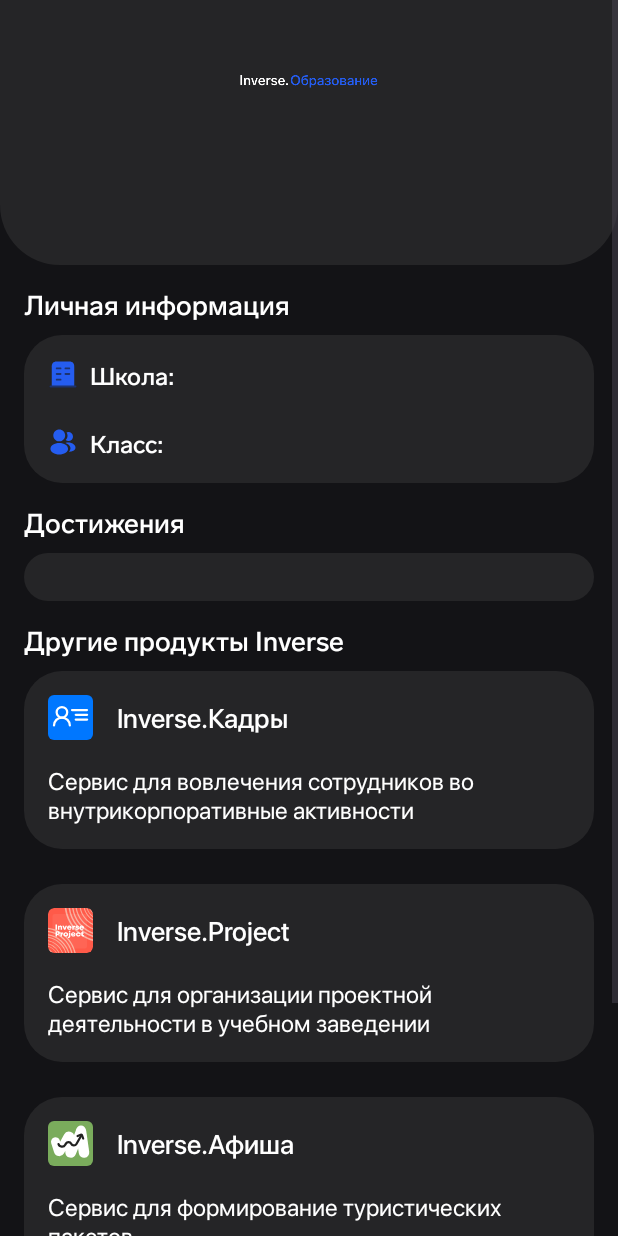
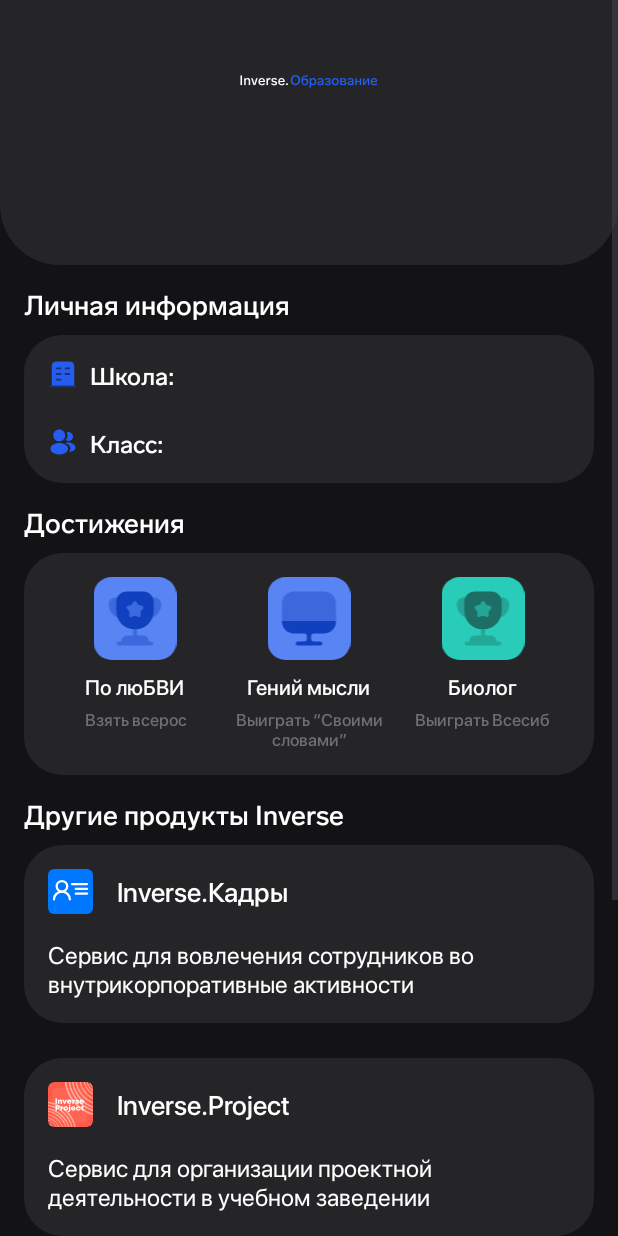
Before and after one commit to InverseTeam/Education-Urbaton, an Android app: the fragment ProfileFragment shown on its own in the app's theme, on a phone screen of 412 x 824 dp. Run offline under Robolectric (Android 15) with nearby library versions, the phone set to English and light mode, and no system bars.

Commit message:
create UI achiv

```diff
--- /dev/null
+++ b/app/src/main/res/drawable/icon_ach_1.xml
@@ -0,0 +1,32 @@
+<vector xmlns:android="http://schemas.android.com/apk/res/android"
+    android:width="55dp"
+    android:height="55dp"
+    android:viewportWidth="55"
+    android:viewportHeight="55">
+  <path
+      android:pathData="M12,0L43,0A12,12 0,0 1,55 12L55,43A12,12 0,0 1,43 55L12,55A12,12 0,0 1,0 43L0,12A12,12 0,0 1,12 0z"
+      android:fillColor="#5984F3"/>
+  <path
+      android:pathData="M38.25,42.729H36.458V42.281C36.458,40.31 34.846,38.698 32.875,38.698H28.844V34.595C28.396,34.649 27.948,34.667 27.5,34.667C27.052,34.667 26.604,34.649 26.156,34.595V38.698H22.125C20.154,38.698 18.542,40.31 18.542,42.281V42.729H16.75C16.015,42.729 15.406,43.338 15.406,44.073C15.406,44.807 16.015,45.417 16.75,45.417H38.25C38.985,45.417 39.594,44.807 39.594,44.073C39.594,43.338 38.985,42.729 38.25,42.729Z"
+      android:strokeAlpha="0.4"
+      android:fillColor="#1040BE"
+      android:fillAlpha="0.4"/>
+  <path
+      android:pathData="M15.89,26.855C14.708,26.407 13.668,25.673 12.844,24.848C11.178,23.003 10.085,20.799 10.085,18.219C10.085,15.639 12.109,13.615 14.689,13.615H15.693C15.227,14.564 14.958,15.621 14.958,16.75V22.125C14.958,23.809 15.281,25.404 15.89,26.855Z"
+      android:strokeAlpha="0.4"
+      android:fillColor="#1040BE"
+      android:fillAlpha="0.4"/>
+  <path
+      android:pathData="M44.915,18.219C44.915,20.799 43.822,23.003 42.156,24.848C41.332,25.673 40.293,26.407 39.11,26.855C39.719,25.404 40.042,23.809 40.042,22.125V16.75C40.042,15.621 39.773,14.564 39.307,13.615H40.311C42.89,13.615 44.915,15.639 44.915,18.219Z"
+      android:strokeAlpha="0.4"
+      android:fillColor="#1040BE"
+      android:fillAlpha="0.4"/>
+  <path
+      android:pathData="M32.875,9.583H22.125C18.165,9.583 14.958,12.79 14.958,16.75V22.125C14.958,29.059 20.566,34.667 27.5,34.667C34.434,34.667 40.042,29.059 40.042,22.125V16.75C40.042,12.79 36.834,9.583 32.875,9.583ZM32.588,21.14L31.477,22.501C31.298,22.698 31.173,23.093 31.191,23.361L31.298,25.117C31.37,26.192 30.6,26.747 29.596,26.353L27.966,25.708C27.715,25.619 27.285,25.619 27.034,25.708L25.404,26.353C24.4,26.747 23.63,26.192 23.702,25.117L23.809,23.361C23.827,23.093 23.702,22.698 23.522,22.501L22.412,21.14C21.713,20.316 22.017,19.402 23.057,19.133L24.759,18.703C25.027,18.631 25.35,18.381 25.493,18.147L26.443,16.678C27.034,15.765 27.966,15.765 28.557,16.678L29.507,18.147C29.65,18.381 29.972,18.631 30.241,18.703L31.943,19.133C32.982,19.402 33.287,20.316 32.588,21.14Z"
+      android:fillColor="#1040BE"/>
+  <path
+      android:pathData="M32.588,21.14L31.478,22.501C31.298,22.698 31.173,23.093 31.191,23.361L31.298,25.117C31.37,26.192 30.6,26.747 29.596,26.353L27.966,25.708C27.715,25.619 27.285,25.619 27.034,25.708L25.404,26.353C24.4,26.747 23.63,26.192 23.702,25.117L23.809,23.361C23.827,23.093 23.702,22.698 23.522,22.501L22.412,21.14C21.713,20.315 22.017,19.402 23.057,19.133L24.759,18.703C25.028,18.631 25.35,18.38 25.493,18.147L26.443,16.678C27.034,15.765 27.966,15.765 28.557,16.678L29.507,18.147C29.65,18.38 29.972,18.631 30.241,18.703L31.943,19.133C32.982,19.402 33.287,20.315 32.588,21.14Z"
+      android:strokeAlpha="0.4"
+      android:fillColor="#1040BE"
+      android:fillAlpha="0.4"/>
+</vector>
--- /dev/null
+++ b/app/src/main/res/drawable/icon_ach_2.xml
@@ -0,0 +1,17 @@
+<vector xmlns:android="http://schemas.android.com/apk/res/android"
+    android:width="55dp"
+    android:height="55dp"
+    android:viewportWidth="55"
+    android:viewportHeight="55">
+  <path
+      android:pathData="M12,0L43,0A12,12 0,0 1,55 12L55,43A12,12 0,0 1,43 55L12,55A12,12 0,0 1,0 43L0,12A12,12 0,0 1,12 0z"
+      android:fillColor="#5984F3"/>
+  <path
+      android:pathData="M45.363,17.485V29.131H9.583V17.485C9.583,13.131 13.131,9.583 17.485,9.583H37.462C41.815,9.583 45.363,13.131 45.363,17.485Z"
+      android:strokeAlpha="0.4"
+      android:fillColor="#1040BE"
+      android:fillAlpha="0.4"/>
+  <path
+      android:pathData="M9.583,29.148V29.507C9.583,33.878 13.131,37.408 17.485,37.408H24.365C25.35,37.408 26.156,38.214 26.156,39.2V40.938C26.156,41.923 25.35,42.729 24.365,42.729H20.029C19.294,42.729 18.685,43.338 18.685,44.073C18.685,44.807 19.276,45.417 20.029,45.417H34.989C35.724,45.417 36.333,44.807 36.333,44.073C36.333,43.338 35.724,42.729 34.989,42.729H30.653C29.668,42.729 28.862,41.923 28.862,40.938V39.2C28.862,38.214 29.668,37.408 30.653,37.408H37.479C41.851,37.408 45.381,33.86 45.381,29.507V29.148H9.583Z"
+      android:fillColor="#1040BE"/>
+</vector>
--- /dev/null
+++ b/app/src/main/res/drawable/icon_ach_3.xml
@@ -0,0 +1,32 @@
+<vector xmlns:android="http://schemas.android.com/apk/res/android"
+    android:width="55dp"
+    android:height="55dp"
+    android:viewportWidth="55"
+    android:viewportHeight="55">
+  <path
+      android:pathData="M12,0L43,0A12,12 0,0 1,55 12L55,43A12,12 0,0 1,43 55L12,55A12,12 0,0 1,0 43L0,12A12,12 0,0 1,12 0z"
+      android:fillColor="#28CCB9"/>
+  <path
+      android:pathData="M38.25,42.729H36.458V42.281C36.458,40.31 34.846,38.698 32.875,38.698H28.844V34.595C28.396,34.649 27.948,34.667 27.5,34.667C27.052,34.667 26.604,34.649 26.156,34.595V38.698H22.125C20.154,38.698 18.542,40.31 18.542,42.281V42.729H16.75C16.015,42.729 15.406,43.338 15.406,44.073C15.406,44.807 16.015,45.417 16.75,45.417H38.25C38.985,45.417 39.594,44.807 39.594,44.073C39.594,43.338 38.985,42.729 38.25,42.729Z"
+      android:strokeAlpha="0.4"
+      android:fillColor="#1D6F65"
+      android:fillAlpha="0.4"/>
+  <path
+      android:pathData="M15.89,26.855C14.708,26.407 13.668,25.673 12.844,24.848C11.178,23.003 10.085,20.799 10.085,18.219C10.085,15.639 12.109,13.615 14.689,13.615H15.693C15.227,14.564 14.958,15.621 14.958,16.75V22.125C14.958,23.809 15.281,25.404 15.89,26.855Z"
+      android:strokeAlpha="0.4"
+      android:fillColor="#1D6F65"
+      android:fillAlpha="0.4"/>
+  <path
+      android:pathData="M44.915,18.219C44.915,20.799 43.822,23.003 42.156,24.848C41.332,25.673 40.293,26.407 39.11,26.855C39.719,25.404 40.042,23.809 40.042,22.125V16.75C40.042,15.621 39.773,14.564 39.307,13.615H40.311C42.89,13.615 44.915,15.639 44.915,18.219Z"
+      android:strokeAlpha="0.4"
+      android:fillColor="#1D6F65"
+      android:fillAlpha="0.4"/>
+  <path
+      android:pathData="M32.875,9.583H22.125C18.165,9.583 14.958,12.79 14.958,16.75V22.125C14.958,29.059 20.566,34.667 27.5,34.667C34.434,34.667 40.042,29.059 40.042,22.125V16.75C40.042,12.79 36.834,9.583 32.875,9.583ZM32.588,21.14L31.477,22.501C31.298,22.698 31.173,23.093 31.191,23.361L31.298,25.117C31.37,26.192 30.6,26.747 29.596,26.353L27.966,25.708C27.715,25.619 27.285,25.619 27.034,25.708L25.404,26.353C24.4,26.747 23.63,26.192 23.702,25.117L23.809,23.361C23.827,23.093 23.702,22.698 23.522,22.501L22.412,21.14C21.713,20.316 22.017,19.402 23.057,19.133L24.759,18.703C25.027,18.631 25.35,18.381 25.493,18.147L26.443,16.678C27.034,15.765 27.966,15.765 28.557,16.678L29.507,18.147C29.65,18.381 29.972,18.631 30.241,18.703L31.943,19.133C32.982,19.402 33.287,20.316 32.588,21.14Z"
+      android:fillColor="#1D6F65"/>
+  <path
+      android:pathData="M32.588,21.14L31.478,22.501C31.298,22.698 31.173,23.093 31.191,23.361L31.298,25.117C31.37,26.192 30.6,26.747 29.596,26.353L27.966,25.708C27.715,25.619 27.285,25.619 27.034,25.708L25.404,26.353C24.4,26.747 23.63,26.192 23.702,25.117L23.809,23.361C23.827,23.093 23.702,22.698 23.522,22.501L22.412,21.14C21.713,20.315 22.017,19.402 23.057,19.133L24.759,18.703C25.028,18.631 25.35,18.38 25.493,18.147L26.443,16.678C27.034,15.765 27.966,15.765 28.557,16.678L29.507,18.147C29.65,18.38 29.972,18.631 30.241,18.703L31.943,19.133C32.982,19.402 33.287,20.315 32.588,21.14Z"
+      android:strokeAlpha="0.4"
+      android:fillColor="#1D6F65"
+      android:fillAlpha="0.4"/>
+</vector>
--- a/app/src/main/res/layout/fragment_profile.xml
+++ b/app/src/main/res/layout/fragment_profile.xml
@@ -391,8 +391,111 @@
                     android:paddingHorizontal="16dp"
                     android:paddingVertical="16dp"
                     android:layout_marginTop="8dp"
-                    android:orientation="vertical"
+                    android:orientation="horizontal"
+                    android:weightSum="3"
                     android:background="@drawable/layout_profile_info_background">
+
+                    <LinearLayout
+                        android:layout_width="0dp"
+                        android:layout_height="wrap_content"
+                        android:layout_weight="1"
+                        android:orientation="vertical">
+
+                        <ImageView
+                            android:layout_width="match_parent"
+                            android:layout_height="match_parent"
+                            android:src="@drawable/icon_ach_1"/>
+
+                        <TextView
+                            android:layout_width="wrap_content"
+                            android:layout_height="wrap_content"
+                            android:textColor="@color/white"
+                            android:text="По люБВИ"
+                            android:layout_gravity="center"
+                            android:layout_marginTop="8dp"
+                            android:textSize="14sp"
+                            android:fontFamily="@font/sf_pro_display_medium" />
+
+                        <TextView
+                            android:layout_width="wrap_content"
+                            android:layout_height="wrap_content"
+                            android:textColor="@color/third_text"
+                            android:text="Взять всерос"
+                            android:layout_gravity="center"
+                            android:gravity="center"
+                            android:layout_marginTop="4dp"
+                            android:textSize="11sp"
+                            android:fontFamily="@font/sf_pro_display_medium" />
+
+                    </LinearLayout>
+
+                    <LinearLayout
+                        android:layout_width="0dp"
+                        android:layout_height="wrap_content"
+                        android:layout_weight="1"
+                        android:orientation="vertical">
+
+                        <ImageView
+                            android:layout_width="match_parent"
+                            android:layout_height="match_parent"
+                            android:src="@drawable/icon_ach_2" />
+
+                        <TextView
+                            android:layout_width="wrap_content"
+                            android:layout_height="wrap_content"
+                            android:layout_gravity="center"
+                            android:layout_marginTop="8dp"
+                            android:fontFamily="@font/sf_pro_display_medium"
+                            android:text="Гений мысли"
+                            android:textColor="@color/white"
+                            android:textSize="14sp" />
+
+                        <TextView
+                            android:layout_width="wrap_content"
+                            android:layout_height="wrap_content"
+                            android:layout_gravity="center"
+                            android:layout_marginTop="4dp"
+                            android:gravity="center"
+                            android:fontFamily="@font/sf_pro_display_medium"
+                            android:text="Выиграть “Своими словами”"
+                            android:textColor="@color/third_text"
+                            android:textSize="11sp" />
+
+                    </LinearLayout>
+
+                    <LinearLayout
+                        android:layout_width="0dp"
+                        android:layout_height="wrap_content"
+                        android:layout_weight="1"
+                        android:orientation="vertical">
+
+                        <ImageView
+                            android:layout_width="match_parent"
+                            android:layout_height="match_parent"
+                            android:src="@drawable/icon_ach_3"/>
+
+                        <TextView
+                            android:layout_width="wrap_content"
+                            android:layout_height="wrap_content"
+                            android:textColor="@color/white"
+                            android:text="Биолог"
+                            android:layout_gravity="center"
+                            android:layout_marginTop="8dp"
+                            android:textSize="14sp"
+                            android:fontFamily="@font/sf_pro_display_medium" />
+
+                        <TextView
+                            android:layout_width="wrap_content"
+                            android:layout_height="wrap_content"
+                            android:textColor="@color/third_text"
+                            android:text="Выиграть Всесиб"
+                            android:layout_gravity="center"
+                            android:gravity="center"
+                            android:layout_marginTop="4dp"
+                            android:textSize="11sp"
+                            android:fontFamily="@font/sf_pro_display_medium" />
+
+                    </LinearLayout>
 
                 </LinearLayout>
 
--- a/app/src/main/res/values/colors.xml
+++ b/app/src/main/res/values/colors.xml
@@ -11,4 +11,5 @@
     <color name="main_text">#5984F3</color>
     <color name="second_text">#A4A4A4</color>
     <color name="third_text">#707072</color>
+    <color name="sheet_background">#E6131316</color>
 </resources>
```
Also changed, not shown: app/src/main/java/ramble/sokol/inverseeducation/AchievementsFragment.kt (added, +59 -0 lines), app/src/main/java/ramble/sokol/inverseeducation/SendRequestFragment.kt (added, +59 -0 lines), app/src/main/res/drawable/icon_back_to_section.xml (added, +20 -0 lines), app/src/main/res/drawable/icon_button_back.xml (added, +20 -0 lines), app/src/main/res/drawable/sheet_background.xml (added, +8 -0 lines), app/src/main/res/layout/fragment_achievements.xml (added, +229 -0 lines), app/src/main/res/layout/fragment_send_request.xml (added, +57 -0 lines), app/src/main/res/values/strings.xml (+8 -0 lines), 1 other file.
